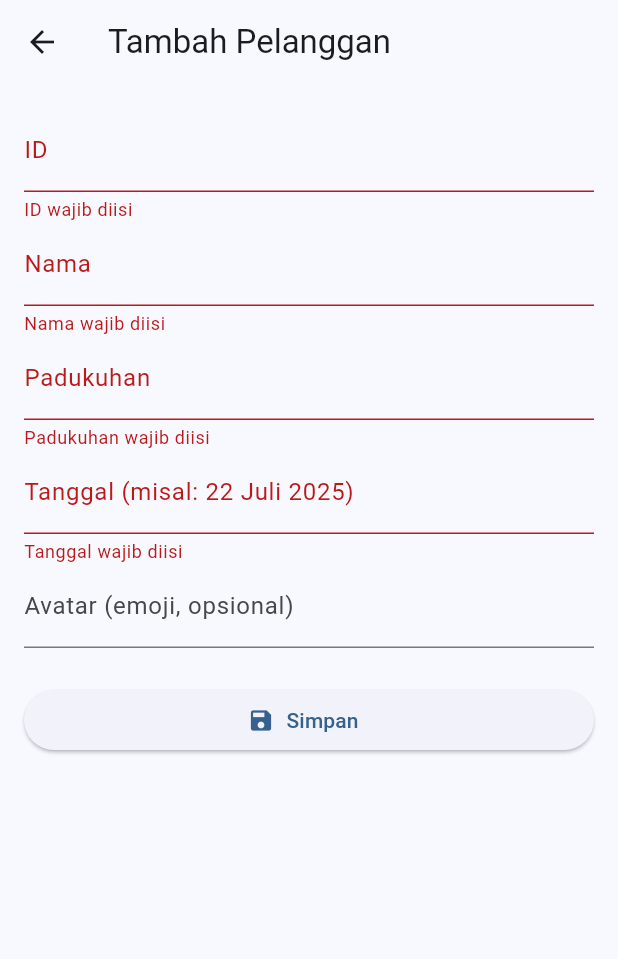
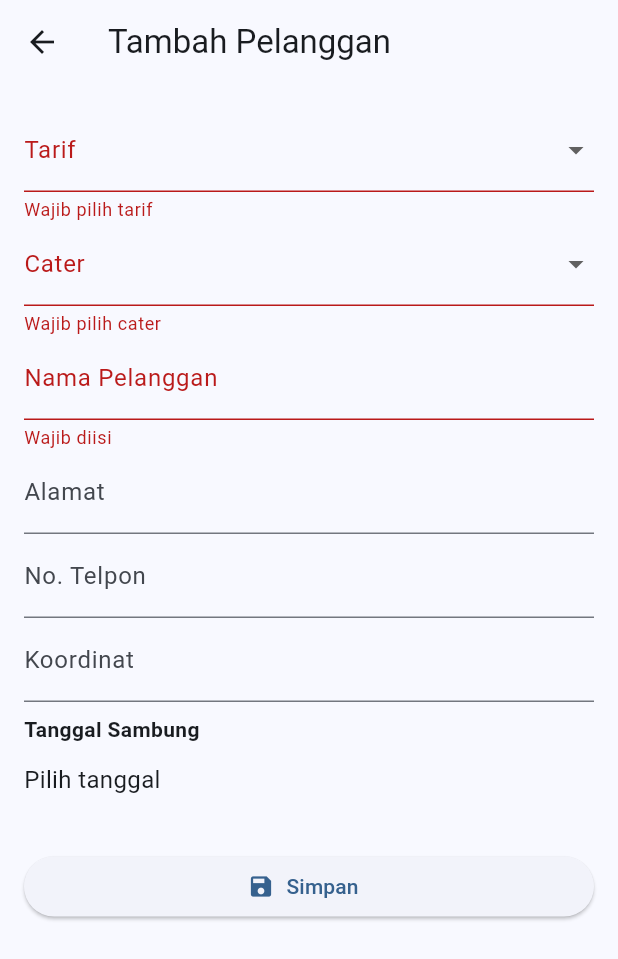
Before and after one commit to Harwas/catat_meter, a Flutter app: the TambahPelangganScreen screen opened directly, after a tap on "Simpan", on a phone screen of 412 x 824 dp. Shown: the top 959 px of the screen. Run offline on Flutter 3.47's test engine with Material 3 defaults, Android fonts, the phone set to English and light mode, and no system bars; our stand-ins replace firebase_core, firebase_database; accounts and stored records are empty.

Commit message:
menyesuaikan parameter

```diff
--- a/lib/screens/tambah_pelanggan_screen.dart
+++ b/lib/screens/tambah_pelanggan_screen.dart
@@ -10,29 +10,60 @@ class TambahPelangganScreen extends StatefulWidget {
 
 class _TambahPelangganScreenState extends State<TambahPelangganScreen> {
   final _formKey = GlobalKey<FormState>();
-  final idController = TextEditingController();
   final namaController = TextEditingController();
   final alamatController = TextEditingController();
-  final tanggalController = TextEditingController();
-  final avatarController = TextEditingController();
+  final noTelponController = TextEditingController();
+  final koordinatController = TextEditingController();
+  DateTime? tanggalSambung;
+
+  // Dropdown options
+  final List<String> tarifList = ['R1', 'S1', 'P1'];
+  final List<String> caterList = ['Roy', 'Sari', 'Putra'];
+  String? selectedTarif;
+  String? selectedCater;
 
   bool _loading = false;
 
+  String generateId(String tarif, String cater, int nomor) {
+    // Akhiran ID berdasarkan cater
+    String kodeAkhir = cater.toLowerCase() == "roy"
+        ? "A"
+        : cater.toLowerCase() == "sari"
+            ? "B"
+            : cater.toLowerCase() == "putra"
+                ? "C"
+                : "X";
+    // ID: <TARIF>00<nomor2digit><AKHIR>
+    return "${tarif.toUpperCase()}00${nomor.toString().padLeft(2, '0')}$kodeAkhir";
+  }
+
   void _simpanPelanggan() async {
-    if (!_formKey.currentState!.validate()) return;
+    if (!_formKey.currentState!.validate() || selectedTarif == null || selectedCater == null) return;
     setState(() => _loading = true);
 
+    final nomorPelanggan = DateTime.now().millisecondsSinceEpoch % 100; // random 2 digit
+    final id = generateId(selectedTarif!, selectedCater!, nomorPelanggan);
+
     final pelanggan = {
-      'id': idController.text,
+      'id': id,
       'nama': namaController.text,
+      'qr_code_url': "",
+      'cater': selectedCater!,
       'alamat': alamatController.text,
-      'tanggal': tanggalController.text,
-      'avatar': avatarController.text.isNotEmpty ? avatarController.text : '👤',
+      'no_telpon': int.tryParse(noTelponController.text) ?? 0,
+      'koordinat': koordinatController.text,
+      'tanggal_sambung': tanggalSambung?.toIso8601String() ?? "",
+      // Data awal pelanggan baru
+      'tanggal_catat': "",
+      'stand_awal': 0,
+      'stand_baru': 0,
+      'kubikasi': 0,
+      'tagihan': 0,
+      'dibayar': 0,
+      'terhutang': 0,
     };
 
-    await FirebaseDatabase.instance
-        .ref('pelanggan/${pelanggan['id']}')
-        .set(pelanggan);
+    await FirebaseDatabase.instance.ref('pelanggan/$id').set(pelanggan);
 
     setState(() => _loading = false);
     Navigator.pop(context, pelanggan);
@@ -48,36 +79,86 @@ class _TambahPelangganScreenState extends State<TambahPelangganScreen> {
           key: _formKey,
           child: ListView(
             children: [
-              TextFormField(
-                controller: idController,
-                decoration: InputDecoration(labelText: 'ID'),
-                validator: (v) => v == null || v.isEmpty ? 'ID wajib diisi' : null,
+              DropdownButtonFormField<String>(
+                value: selectedTarif,
+                items: tarifList.map((tarif) {
+                  return DropdownMenuItem(
+                    value: tarif,
+                    child: Text(tarif),
+                  );
+                }).toList(),
+                onChanged: (value) {
+                  setState(() {
+                    selectedTarif = value;
+                  });
+                },
+                decoration: InputDecoration(labelText: 'Tarif'),
+                validator: (v) => v == null ? 'Wajib pilih tarif' : null,
+              ),
+              DropdownButtonFormField<String>(
+                value: selectedCater,
+                items: caterList.map((cater) {
+                  return DropdownMenuItem(
+                    value: cater,
+                    child: Text(cater),
+                  );
+                }).toList(),
+                onChanged: (value) {
+                  setState(() {
+                    selectedCater = value;
+                  });
+                },
+                decoration: InputDecoration(labelText: 'Cater'),
+                validator: (v) => v == null ? 'Wajib pilih cater' : null,
               ),
               TextFormField(
                 controller: namaController,
-                decoration: InputDecoration(labelText: 'Nama'),
-                validator: (v) => v == null || v.isEmpty ? 'Nama wajib diisi' : null,
+                decoration: InputDecoration(labelText: 'Nama Pelanggan'),
+                validator: (v) => v == null || v.isEmpty ? 'Wajib diisi' : null,
               ),
               TextFormField(
                 controller: alamatController,
-                decoration: InputDecoration(labelText: 'Padukuhan'),
-                validator: (v) => v == null || v.isEmpty ? 'Padukuhan wajib diisi' : null,
+                decoration: InputDecoration(labelText: 'Alamat'),
               ),
               TextFormField(
-                controller: tanggalController,
-                decoration: InputDecoration(labelText: 'Tanggal (misal: 22 Juli 2025)'),
-                validator: (v) => v == null || v.isEmpty ? 'Tanggal wajib diisi' : null,
+                controller: noTelponController,
+                keyboardType: TextInputType.number,
+                decoration: InputDecoration(labelText: 'No. Telpon'),
               ),
               TextFormField(
-                controller: avatarController,
-                decoration: InputDecoration(labelText: 'Avatar (emoji, opsional)'),
+                controller: koordinatController,
+                decoration: InputDecoration(labelText: 'Koordinat'),
+              ),
+              const SizedBox(height: 8),
+              Text('Tanggal Sambung', style: TextStyle(fontWeight: FontWeight.bold)),
+              InkWell(
+                onTap: () async {
+                  final picked = await showDatePicker(
+                    context: context,
+                    initialDate: tanggalSambung ?? DateTime.now(),
+                    firstDate: DateTime(2000),
+                    lastDate: DateTime(2100),
+                  );
+                  if (picked != null) {
+                    setState(() => tanggalSambung = picked);
+                  }
+                },
+                child: Container(
+                  padding: EdgeInsets.symmetric(vertical: 12),
+                  child: Text(
+                    tanggalSambung == null
+                        ? 'Pilih tanggal'
+                        : "${tanggalSambung!.day}-${tanggalSambung!.month}-${tanggalSambung!.year}",
+                    style: TextStyle(fontSize: 16),
+                  ),
+                ),
               ),
               const SizedBox(height: 24),
               ElevatedButton.icon(
                 onPressed: _loading ? null : _simpanPelanggan,
                 icon: Icon(Icons.save),
                 label: Text(_loading ? 'Menyimpan...' : 'Simpan'),
-              )
+              ),
             ],
           ),
         ),
```
